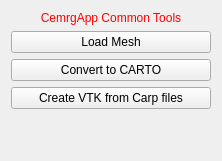
First picture: the form in CemrgApp/Plugins/kcl.cemrgapp.mainapp/src/internal/QmitkCemrgAppCommonToolsControls.ui, repository OpenHeartDevelopers/CemrgApp, before the edit.
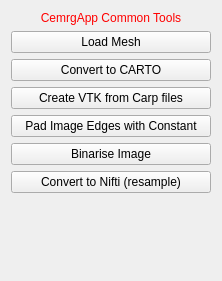
Second picture: the form after the edit.

What changed in the file:
```diff
--- a/CemrgApp/Plugins/kcl.cemrgapp.mainapp/src/internal/QmitkCemrgAppCommonToolsControls.ui
+++ b/CemrgApp/Plugins/kcl.cemrgapp.mainapp/src/internal/QmitkCemrgAppCommonToolsControls.ui
@@ -7,7 +7,7 @@
     <x>0</x>
     <y>0</y>
     <width>222</width>
-    <height>161</height>
+    <height>281</height>
    </rect>
   </property>
   <property name="minimumSize">
@@ -60,6 +60,27 @@
      </property>
     </widget>
    </item>
+   <item>
+    <widget class="QPushButton" name="btn_padimage">
+     <property name="text">
+      <string>Pad Image Edges with Constant</string>
+     </property>
+    </widget>
+   </item>
+   <item>
+    <widget class="QPushButton" name="btn_binariseimage">
+     <property name="text">
+      <string>Binarise Image</string>
+     </property>
+    </widget>
+   </item>
+   <item>
+    <widget class="QPushButton" name="btn_resamplereorient">
+     <property name="text">
+      <string>Convert to Nifti (resample)</string>
+     </property>
+    </widget>
+   </item>
    <item>
     <spacer name="spacer1">
      <property name="orientation">
```
